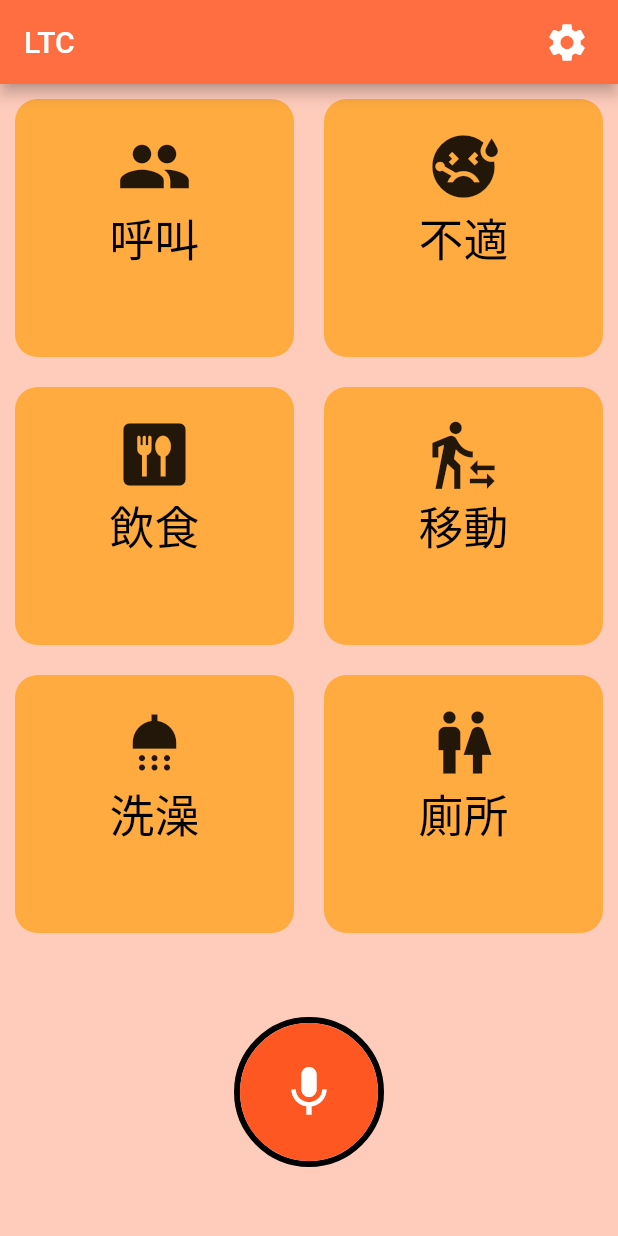
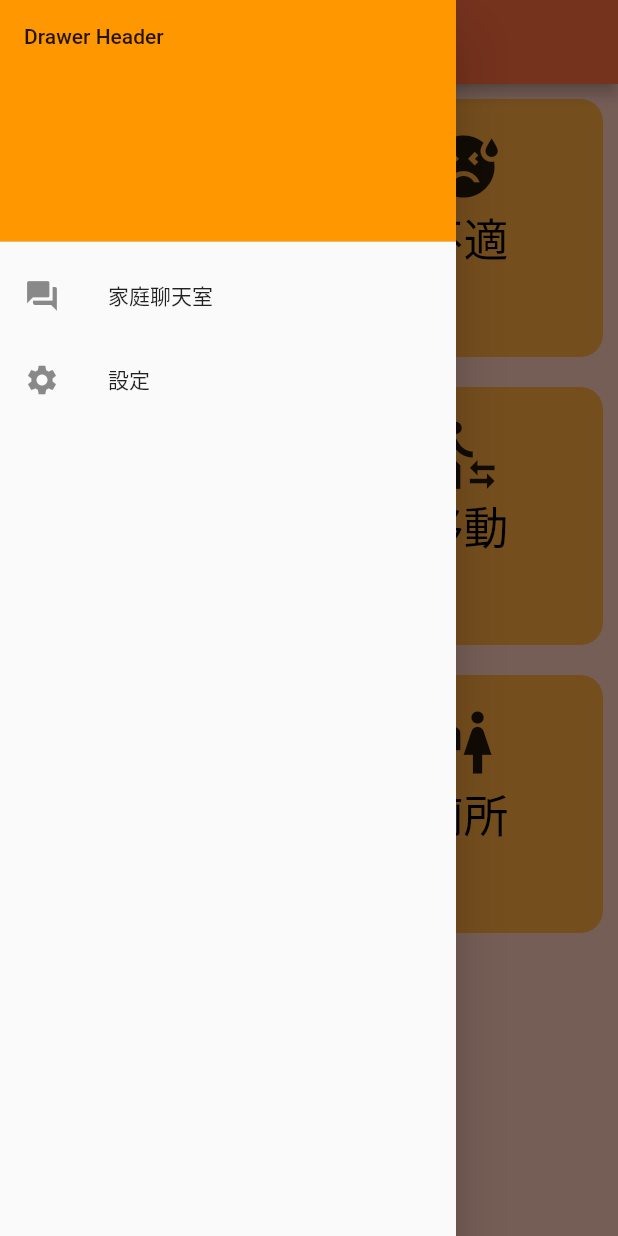
Before and after one commit to Lichyo/LTC, a Flutter app: the screen it shows after launch, with the side drawer open (before the commit the screen has no drawer), on a phone screen of 412 x 824 dp. Run offline on Flutter 3.47's test engine with Material 2 defaults, Android fonts, the phone set to English and light mode, and no system bars; our stand-ins replace cloud_firestore, file_picker, firebase_auth, firebase_core, firebase_storage; missing offline and left inert: record; accounts and stored records are empty.

Commit message:
homepage drawer draft

```diff
--- a/lib/pages/home_page.dart
+++ b/lib/pages/home_page.dart
@@ -1,8 +1,8 @@
 import 'package:flutter/material.dart';
 import 'package:long_time_care/components/button.dart';
 import 'package:long_time_care/components/record_button.dart';
+import 'package:long_time_care/pages/chat_room_page.dart';
 import 'package:long_time_care/pages/setting_page.dart';
-
 
 class HomePage extends StatefulWidget {
   const HomePage({Key? key}) : super(key: key);
@@ -12,35 +12,55 @@ class HomePage extends StatefulWidget {
 }
 
 class _HomePageState extends State<HomePage> {
-
   @override
   void initState() {
     super.initState();
-
   }
 
   @override
   Widget build(BuildContext context) {
     return Scaffold(
       backgroundColor: Colors.deepOrange[100],
+      drawer: Drawer(
+        child: ListView(
+          children: [
+            const DrawerHeader(
+              decoration: BoxDecoration(
+                color: Colors.orange,
+              ),
+              child: Text('Drawer Header'),
+            ),
+            ListTile(
+              leading: const Icon(Icons.question_answer),
+              title: const Text('家庭聊天室'),
+              onTap: () {
+                // Navigator.push(
+                //     context,
+                //     MaterialPageRoute(
+                //         builder: (context) => const ChatScreen(className: className)));
+              },
+            ),
+            ListTile(
+              leading: const Icon(Icons.settings),
+              title: const Text('設定'),
+              onTap: () {
+                Navigator.push(
+                    context,
+                    MaterialPageRoute(
+                        builder: (context) => const SettingPage()));
+              },
+            ),
+          ],
+        ),
+      ),
       appBar: AppBar(
         backgroundColor: Colors.deepOrangeAccent,
         title: const Text('LTC'),
-        actions: [
+        actions: const [
           Padding(
-            padding: const EdgeInsets.symmetric(
+            padding: EdgeInsets.symmetric(
               horizontal: 10.0,
             ),
-            child: IconButton(
-                icon: const Icon(Icons.settings),
-                iconSize: 30,
-                onPressed: () {
-                  Navigator.push(context,
-                      MaterialPageRoute(builder: (context) => const SettingPage()));
-                }
-                // Icons.settings,
-                // ,
-                ),
           )
         ],
       ),
@@ -77,7 +97,9 @@ class _HomePageState extends State<HomePage> {
             child: Row(
               children: [
                 Expanded(
-                  child: Button(text: "洗澡", icon: Icons.shower, onTap: () {}),
+                  child: Center(
+                    child: Button(text: "洗澡", icon: Icons.shower, onTap: () {}),
+                  ),
                 ),
                 Expanded(
                   child: Button(text: "廁所", icon: Icons.wc, onTap: () {}),
```
